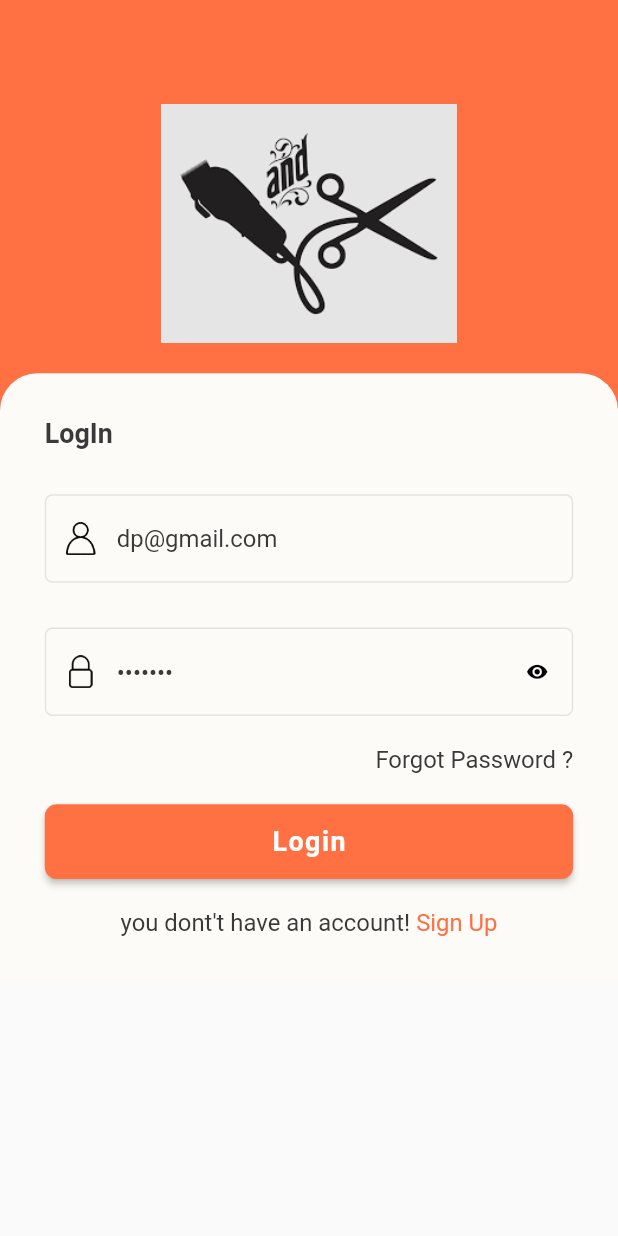
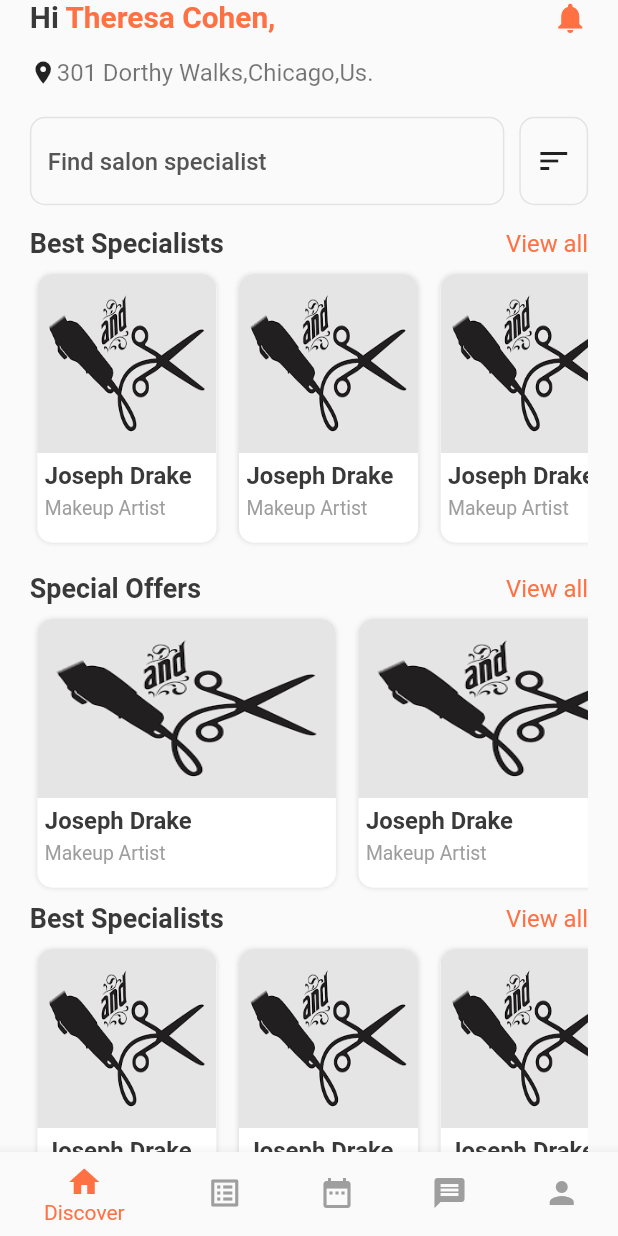
Before and after one commit to darshakpranpariya/salon_app, a Flutter app: the screen it shows after launch, on a phone screen of 412 x 824 dp. Run offline on Flutter 3.47's test engine with Material 2 defaults, Android fonts, the phone set to English and light mode, and no system bars; our stand-ins replace fluttertoast, get; Roboto replaces fonts that are missing (Georgia).

Commit message:
first commit

```diff
--- /dev/null
+++ b/lib/app/controller/home_controller/bottom_navigation_controller.dart
@@ -0,0 +1,15 @@
+import 'package:get/get.dart';
+
+class BottomNavigatorController extends GetxController {
+  RxInt currentIndex = 0.obs;
+
+  final _selectedIndex = 0.obs;
+  set selectedIndex(value) => this._selectedIndex.value = value;
+  get selectedIndex => this._selectedIndex.value;
+
+  onItemTapped(int index) {
+    this.selectedIndex =
+        index; // The set method is accessed this way, you have confused it with methods.
+    update();
+  }
+}
--- a/lib/app/routes/app_routes.dart
+++ b/lib/app/routes/app_routes.dart
@@ -4,4 +4,7 @@ abstract class Routes {
   static const INITIAL = '/';
   static const SIGNIN = '/signin';
   static const SIGNUP = '/signup';
+  static const NOTIFICATION = '/notification';
+  static const HOME = '/home';
+  static const DETAILS = '/details';
 }
--- /dev/null
+++ b/lib/app/ui/android/home/discover/discover_screen.dart
@@ -0,0 +1,326 @@
+import 'package:flutter/material.dart';
+import 'package:get/get.dart';
+import 'package:salon_app/app/ui/constants/image_constants.dart';
+
+import '../../../theme/app_colors.dart';
+import '../../../theme/app_text_theme.dart';
+import '../../../utils/common_textfield.dart';
+import '../../../utils/math_utils.dart';
+import 'package:salon_app/app/routes/app_pages.dart';
+// import 'package:salon_app/app/routes/app_routes.dart';
+
+class DiscoverScreen extends StatelessWidget {
+  @override
+  Widget build(BuildContext context) {
+    return SafeArea(
+      child: Scaffold(
+        body: SingleChildScrollView(
+          padding: EdgeInsets.symmetric(horizontal: getSize(20)),
+          child: Column(
+            children: [
+              Row(
+                mainAxisAlignment: MainAxisAlignment.spaceBetween,
+                children: [
+                  RichText(
+                    text: TextSpan(
+                      text: "Hi ",
+                      style: black16TextStyle.copyWith(
+                          fontSize: getSize(20), fontWeight: FontWeight.bold),
+                      children: <TextSpan>[
+                        TextSpan(
+                          text: "Theresa Cohen,",
+                          style: black16TextStyle.copyWith(
+                            fontSize: getSize(20),
+                            fontWeight: FontWeight.bold,
+                            color: primaryColor,
+                          ),
+                        ),
+                      ],
+                    ),
+                  ),
+                  InkWell(
+                    onTap: () => Get.toNamed(Routes.NOTIFICATION),
+                    child: Icon(
+                      Icons.notifications,
+                      color: primaryColor,
+                    ),
+                  )
+                ],
+              ),
+              SizedBox(
+                height: getSize(15),
+              ),
+              Row(
+                children: [
+                  Icon(
+                    Icons.location_on,
+                    size: getSize(18),
+                  ),
+                  Text(
+                    "301 Dorthy Walks,Chicago,Us.",
+                    style: black16TextStyle.copyWith(color: Colors.black54),
+                  )
+                ],
+              ),
+              SizedBox(
+                height: getSize(20),
+              ),
+              IntrinsicHeight(
+                child: Row(
+                  children: [
+                    Expanded(
+                      child: CommonTextfield(
+                          borderRadius: 10,
+                          textOption: TextFieldOption(
+                              hintText: "Find salon specialist", maxLine: 1),
+                          textCallback: (value) {}),
+                    ),
+                    Container(
+                      margin: EdgeInsets.only(left: getSize(10)),
+                      padding: EdgeInsets.symmetric(horizontal: getSize(10)),
+                      height: double.infinity,
+                      decoration: BoxDecoration(
+                          border: Border.all(color: dividerColor),
+                          borderRadius: BorderRadius.circular(10)
+                          // image:
+                          ),
+                      child: Icon(Icons.sort),
+                    )
+                  ],
+                ),
+              ),
+              SizedBox(
+                height: getSize(15),
+              ),
+              Row(
+                mainAxisAlignment: MainAxisAlignment.spaceBetween,
+                children: [
+                  Text(
+                    "Best Specialists",
+                    style: black18TitleTextStyle,
+                  ),
+                  Text(
+                    "View all",
+                    style: black16TextStyle.copyWith(color: primaryColor),
+                  )
+                ],
+              ),
+              Container(
+                height: getSize(200),
+                child: ListView.builder(
+                    padding: EdgeInsets.symmetric(
+                        vertical: getSize(10), horizontal: 5),
+                    scrollDirection: Axis.horizontal,
+                    itemCount: 10,
+                    itemBuilder: (context, index) {
+                      return InkWell(
+                        onTap: () => Get.toNamed(Routes.DETAILS),
+                        child: Container(
+                          margin: EdgeInsets.only(right: 15),
+                          decoration: BoxDecoration(
+                              color: Colors.white,
+                              boxShadow: [
+                                new BoxShadow(
+                                  color: Colors.black12,
+                                  blurRadius: 2.0,
+                                ),
+                              ],
+                              borderRadius: BorderRadius.circular(10)),
+                          child: Column(
+                            mainAxisAlignment: MainAxisAlignment.spaceBetween,
+                            crossAxisAlignment: CrossAxisAlignment.start,
+                            children: [
+                              SizedBox(
+                                height: getSize(120),
+                                width: getSize(120),
+                                child: ClipRRect(
+                                    borderRadius: BorderRadius.only(
+                                        topLeft: Radius.circular(10),
+                                        topRight: Radius.circular(10)),
+                                    child: Image.asset(
+                                      logo,
+                                      fit: BoxFit.fill,
+                                    )),
+                              ),
+                              Padding(
+                                padding: const EdgeInsets.only(left: 5),
+                                child: Text(
+                                  "Joseph Drake",
+                                  style: black18TitleTextStyle.copyWith(
+                                      fontSize: getSize(16)),
+                                ),
+                              ),
+                              Padding(
+                                padding: const EdgeInsets.only(left: 5),
+                                child: Text(
+                                  "Makeup Artist",
+                                  style: black16TextStyle.copyWith(
+                                      fontSize: getSize(13), color: greyText),
+                                ),
+                              ),
+                              SizedBox(
+                                height: getSize(10),
+                              ),
+                            ],
+                          ),
+                        ),
+                      );
+                    }),
+              ),
+              SizedBox(
+                height: getSize(10),
+              ),
+              Row(
+                mainAxisAlignment: MainAxisAlignment.spaceBetween,
+                children: [
+                  Text(
+                    "Special Offers",
+                    style: black18TitleTextStyle,
+                  ),
+                  Text(
+                    "View all",
+                    style: black16TextStyle.copyWith(color: primaryColor),
+                  )
+                ],
+              ),
+              Container(
+                height: getSize(200),
+                child: ListView.builder(
+                    padding: EdgeInsets.symmetric(
+                        vertical: getSize(10), horizontal: 5),
+                    scrollDirection: Axis.horizontal,
+                    itemCount: 10,
+                    itemBuilder: (context, index) {
+                      return Container(
+                        margin: EdgeInsets.only(right: 15),
+                        decoration: BoxDecoration(
+                            color: Colors.white,
+                            boxShadow: [
+                              new BoxShadow(
+                                color: Colors.black12,
+                                blurRadius: 2.0,
+                              ),
+                            ],
+                            borderRadius: BorderRadius.circular(10)),
+                        child: Column(
+                          mainAxisAlignment: MainAxisAlignment.spaceBetween,
+                          crossAxisAlignment: CrossAxisAlignment.start,
+                          children: [
+                            SizedBox(
+                              height: getSize(120),
+                              width: getSize(200),
+                              child: ClipRRect(
+                                  borderRadius: BorderRadius.only(
+                                      topLeft: Radius.circular(10),
+                                      topRight: Radius.circular(10)),
+                                  child: Image.asset(
+                                    logo,
+                                    fit: BoxFit.fill,
+                                  )),
+                            ),
+                            Padding(
+                              padding: const EdgeInsets.only(left: 5),
+                              child: Text(
+                                "Joseph Drake",
+                                style: black18TitleTextStyle.copyWith(
+                                    fontSize: getSize(16)),
+                              ),
+                            ),
+                            Padding(
+                              padding: const EdgeInsets.only(left: 5),
+                              child: Text(
+                                "Makeup Artist",
+                                style: black16TextStyle.copyWith(
+                                    fontSize: getSize(13), color: greyText),
+                              ),
+                            ),
+                            SizedBox(
+                              height: getSize(10),
+                            ),
+                          ],
+                        ),
+                      );
+                    }),
+              ),
+              Row(
+                mainAxisAlignment: MainAxisAlignment.spaceBetween,
+                children: [
+                  Text(
+                    "Best Specialists",
+                    style: black18TitleTextStyle,
+                  ),
+                  Text(
+                    "View all",
+                    style: black16TextStyle.copyWith(color: primaryColor),
+                  )
+                ],
+              ),
+              Container(
+                height: getSize(200),
+                child: ListView.builder(
+                    padding: EdgeInsets.symmetric(
+                        vertical: getSize(10), horizontal: 5),
+                    scrollDirection: Axis.horizontal,
+                    itemCount: 10,
+                    itemBuilder: (context, index) {
+                      return Container(
+                        margin: EdgeInsets.only(right: 15),
+                        decoration: BoxDecoration(
+                            color: Colors.white,
+                            boxShadow: [
+                              new BoxShadow(
+                                color: Colors.black12,
+                                blurRadius: 2.0,
+                              ),
+                            ],
+                            borderRadius: BorderRadius.circular(10)),
+                        child: Column(
+                          mainAxisAlignment: MainAxisAlignment.spaceBetween,
+                          crossAxisAlignment: CrossAxisAlignment.start,
+                          children: [
+                            SizedBox(
+                              height: getSize(120),
+                              width: getSize(120),
+                              child: ClipRRect(
+                                  borderRadius: BorderRadius.only(
+                                      topLeft: Radius.circular(10),
+                                      topRight: Radius.circular(10)),
+                                  child: Image.asset(
+                                    logo,
+                                    fit: BoxFit.fill,
+                                  )),
+                            ),
+                            Padding(
+                              padding: const EdgeInsets.only(left: 5),
+                              child: Text(
+                                "Joseph Drake",
+                                style: black18TitleTextStyle.copyWith(
+                                    fontSize: getSize(16)),
+                              ),
+                            ),
+                            Padding(
+                              padding: const EdgeInsets.only(left: 5),
+                              child: Text(
+                                "Makeup Artist",
+                                style: black16TextStyle.copyWith(
+                                    fontSize: getSize(13), color: greyText),
+                              ),
+                            ),
+                            SizedBox(
+                              height: getSize(10),
+                            ),
+                          ],
+                        ),
+                      );
+                    }),
+              ),
+              SizedBox(
+                height: getSize(10),
+              ),
+            ],
+          ),
+        ),
+      ),
+    );
+  }
+}
--- a/lib/app/ui/android/home/home_page.dart
+++ b/lib/app/ui/android/home/home_page.dart
@@ -1,12 +1,46 @@
 import 'package:flutter/material.dart';
+import 'package:get/get.dart';
+import 'package:salon_app/app/controller/home_controller/bottom_navigation_controller.dart';
+import 'package:salon_app/app/ui/android/home/discover/discover_screen.dart';
 
-class MyApp extends StatelessWidget {
+import '../../theme/app_colors.dart';
+
+class HomePage extends StatelessWidget {
+  final controller =
+      Get.put<BottomNavigatorController>(BottomNavigatorController());
+
+  List<Widget> _children = [
+    DiscoverScreen(),
+    DiscoverScreen(),
+    DiscoverScreen(),
+    DiscoverScreen(),
+    DiscoverScreen(),
+  ];
+
   @override
   Widget build(BuildContext context) {
-    return Scaffold(
-      appBar: AppBar(
-        title: Text("Salon App"),
-      ),
-    );
+    return Obx(() => Scaffold(
+          bottomNavigationBar: BottomNavigationBar(
+            selectedItemColor: primaryColor,
+            unselectedItemColor: Colors.grey,
+            currentIndex: controller.selectedIndex,
+            onTap: (value) {
+              controller.onItemTapped(value);
+            },
+            items: [
+              BottomNavigationBarItem(
+                  icon: Icon(Icons.home), label: "Discover"),
+              BottomNavigationBarItem(
+                  icon: Icon(Icons.list_alt), label: "Notify"),
+              BottomNavigationBarItem(
+                  icon: Icon(Icons.date_range), label: "Appoinment"),
+              BottomNavigationBarItem(
+                  icon: Icon(Icons.message), label: "Messages"),
+              BottomNavigationBarItem(
+                  icon: Icon(Icons.person), label: "Profile"),
+            ],
+          ),
+          body: _children[controller.selectedIndex],
+        ));
   }
 }
--- a/lib/app/ui/android/home/notify/notify.dart
+++ b/lib/app/ui/android/home/notify/notify.dart
@@ -9,8 +9,8 @@ class Notify extends StatelessWidget {
       body: Column(
         children: [
           Row(
-            children: [Image.asset(name)],
-          )
+              // children: [Image.asset(name)],
+              )
         ],
       ),
     );
--- a/lib/app/ui/constants/image_constants.dart
+++ b/lib/app/ui/constants/image_constants.dart
@@ -4,6 +4,7 @@ const back = "assets/auth/back.png";
 const logo = "assets/salon_logo_2.png";
 const lock = "assets/auth/lock.png";
 const userIcon = "assets/auth/user.png";
+const appbar = "assets/discover/detail_app.jpg";
 const mail = "assets/auth/mail.png";
 const calender = "assets/Common/calendar.png";
 const address = "assets/Common/city.png";
--- a/lib/app/ui/theme/app_colors.dart
+++ b/lib/app/ui/theme/app_colors.dart
@@ -3,6 +3,7 @@ import 'package:salon_app/app/ui/utils/hexcolor.dart';
 
 final Color whiteColor = Colors.white;
 final Color blackColor = Colors.black;
+final Color grayFont = Colors.black54;
 final Color primaryColor = Color(0xFFFF7043);
 final shadowColor = Color(0xff7D9EF6).withOpacity(0.1);
 final textfieldTextColor = Colors.black;
--- a/lib/app/ui/theme/app_theme.dart
+++ b/lib/app/ui/theme/app_theme.dart
@@ -5,8 +5,8 @@ final ThemeData appThemeData = ThemeData(
   primaryColor: primaryColor,
   accentColor: primaryColor.withOpacity(0.5),
   backgroundColor: whiteColor,
-  splashColor: Colors.purpleAccent,
-  highlightColor: Colors.purple,
+  // splashColor: Colors.purpleAccent,
+  // highlightColor: Colors.purple,
   fontFamily: 'Georgia',
   textTheme: TextTheme(
     headline1: TextStyle(fontSize: 72.0, fontWeight: FontWeight.bold),
--- a/lib/app/ui/utils/common_textfield.dart
+++ b/lib/app/ui/utils/common_textfield.dart
@@ -4,6 +4,7 @@ import 'package:flutter/widgets.dart';
 import 'package:salon_app/app/ui/theme/app_colors.dart';
 import 'package:salon_app/app/ui/theme/app_text_theme.dart';
 
+import 'math_utils.dart';
 import 'math_utils.dart';
 
 typedef OnValidation(String text);
@@ -22,6 +23,7 @@ class CommonTextfield extends StatefulWidget {
   final bool alignment;
   final bool readOnly;
   final OnValidation validation;
+  final double borderRadius;
   TextStyle hintStyleText;
 
   CommonTextfield(
@@ -35,6 +37,7 @@ class CommonTextfield extends StatefulWidget {
       this.alignment,
       this.showUnderLine = true,
       this.enable = true,
+      this.borderRadius = 5,
       this.validation,
       this.autoCorrect = true,
       this.hintStyleText,
@@ -96,15 +99,18 @@ class _CommonTextfieldState extends State<CommonTextfield> {
           errorMaxLines: 3,
 //          fillColor: widget.textOption.fillColor ?? fromHex("#F6F6F6"),
           enabledBorder: OutlineInputBorder(
-            borderRadius: BorderRadius.all(Radius.circular(getSize(5))),
+            borderRadius:
+                BorderRadius.all(Radius.circular(widget.borderRadius)),
             borderSide: BorderSide(color: dividerColor, width: getSize(1)),
           ),
           focusedBorder: OutlineInputBorder(
-            borderRadius: BorderRadius.all(Radius.circular(getSize(5))),
+            borderRadius:
+                BorderRadius.all(Radius.circular(widget.borderRadius)),
             borderSide: BorderSide(color: dividerColor, width: getSize(1)),
           ),
           border: OutlineInputBorder(
-            borderRadius: BorderRadius.all(Radius.circular(getSize(5))),
+            borderRadius:
+                BorderRadius.all(Radius.circular(widget.borderRadius)),
             borderSide: BorderSide(color: dividerColor, width: getSize(1)),
           ),
 //         errorBorder: widget.textOption.errorBorder ?? OutlineInputBorder(
--- a/lib/main.dart
+++ b/lib/main.dart
@@ -5,6 +5,8 @@ import 'package:salon_app/app/routes/app_pages.dart';
 import 'package:salon_app/app/ui/android/Auth/sign_in.dart';
 import 'package:salon_app/app/ui/theme/app_theme.dart';
 import 'package:salon_app/app/ui/utils/math_utils.dart';
+
+import 'app/ui/android/home/home_page.dart';
 
 void main() {
   SystemChrome.setSystemUIOverlayStyle(
@@ -21,7 +23,7 @@ void main() {
       theme: appThemeData,
       defaultTransition: Transition.fade,
       getPages: AppPages.pages,
-      home: SignIn(),
+      home: HomePage(),
       // locale: Locale('pt', 'BR'),
       // translationsKeys: AppTranslation.translations,
     ),
--- a/pubspec.yaml
+++ b/pubspec.yaml
@@ -51,6 +51,7 @@ flutter:
     - assets/
     - assets/auth/
     - assets/Common/
+    - assets/discover/
 
   # An image asset can refer to one or more resolution-specific "variants", see
   # https://flutter.dev/assets-and-images/#resolution-aware.
```
Also changed, not shown: lib/app/routes/app_pages.dart (+17 -1 lines), lib/app/ui/android/home/discover/notification_screen.dart (added, +101 -0 lines), lib/app/ui/android/home/discover/salon_detail.dart (added, +26 -0 lines), assets/discover/detail_app.jpg (added), 8 other files.
